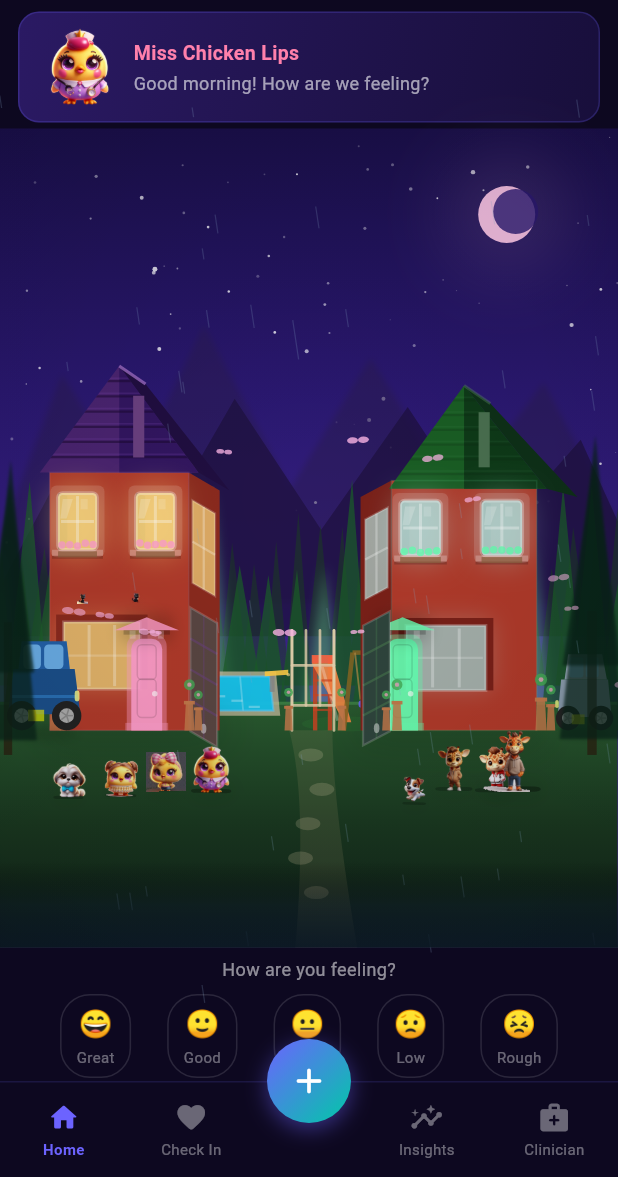
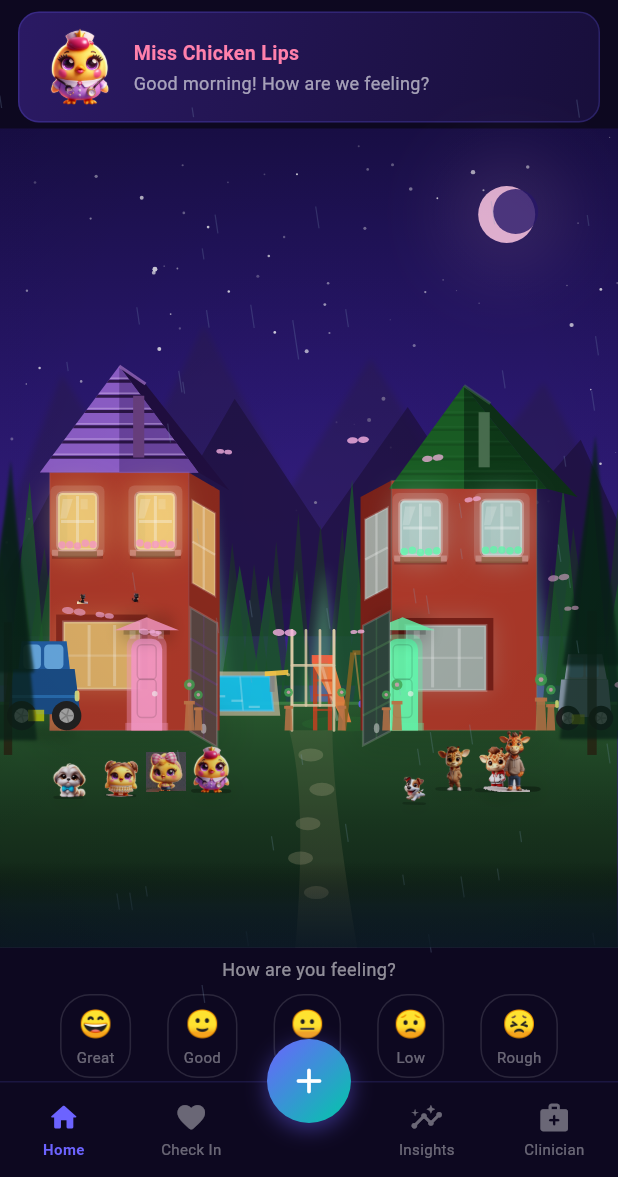
Before and after one commit to gman25112820-crypto/nova-app, a Flutter app: the screen it shows after launch, after a tap on "Fabulously Me", on a phone screen of 412 x 824 dp, the part 59-1236 px from its top. Run offline on Flutter 3.47's test engine with Material 3 defaults, Android fonts, the phone set to English and light mode, and no system bars; our stand-ins replace audioplayers, shared_preferences, web; missing offline and left inert: dart:js_interop; Roboto replaces fonts that are missing (DM Sans).

Commit message:
fix: retune left house roof tile contrast for medium-purple background

```diff
--- a/lib/fab/widgets/fab_world_scene.dart
+++ b/lib/fab/widgets/fab_world_scene.dart
@@ -1551,7 +1551,7 @@ class _HousesPainter extends CustomPainter {
         ..lineTo(ridgeX, ridgeY)
         ..lineTo(sideR + w*0.016, wallBot - wallH)
         ..close(),
-      Paint()..color = const Color(0xFF4A2470),
+      Paint()..color = const Color(0xFF9060CC),
     );
     // Roof front - right darker
     canvas.drawPath(
@@ -1560,7 +1560,7 @@ class _HousesPainter extends CustomPainter {
         ..lineTo(sideR + w*0.016, wallBot - wallH)
         ..lineTo(ridgeX, wallBot - wallH)
         ..close(),
-      Paint()..color = const Color(0xFF321660),
+      Paint()..color = const Color(0xFF6B44A0),
     );
     // Roof tile courses — horizontal rows clipped to front face
     {
@@ -1578,14 +1578,14 @@ class _HousesPainter extends CustomPainter {
           Offset(wallL - w * 0.020, ty),
           Offset(sideR + w * 0.020, ty),
           Paint()
-            ..color = const Color(0xFF1A0830).withValues(alpha: 0.55)
-            ..strokeWidth = 1.5,
+            ..color = const Color(0xFF1A0830).withValues(alpha: 0.80)
+            ..strokeWidth = 2.0,
         );
         canvas.drawLine(
           Offset(wallL - w * 0.020, ty - 2),
           Offset(sideR + w * 0.020, ty - 2),
           Paint()
-            ..color = const Color(0xFF7B45B0).withValues(alpha: 0.22)
+            ..color = const Color(0xFFE8CEFF).withValues(alpha: 0.40)
             ..strokeWidth = 1.0,
         );
       }
```
